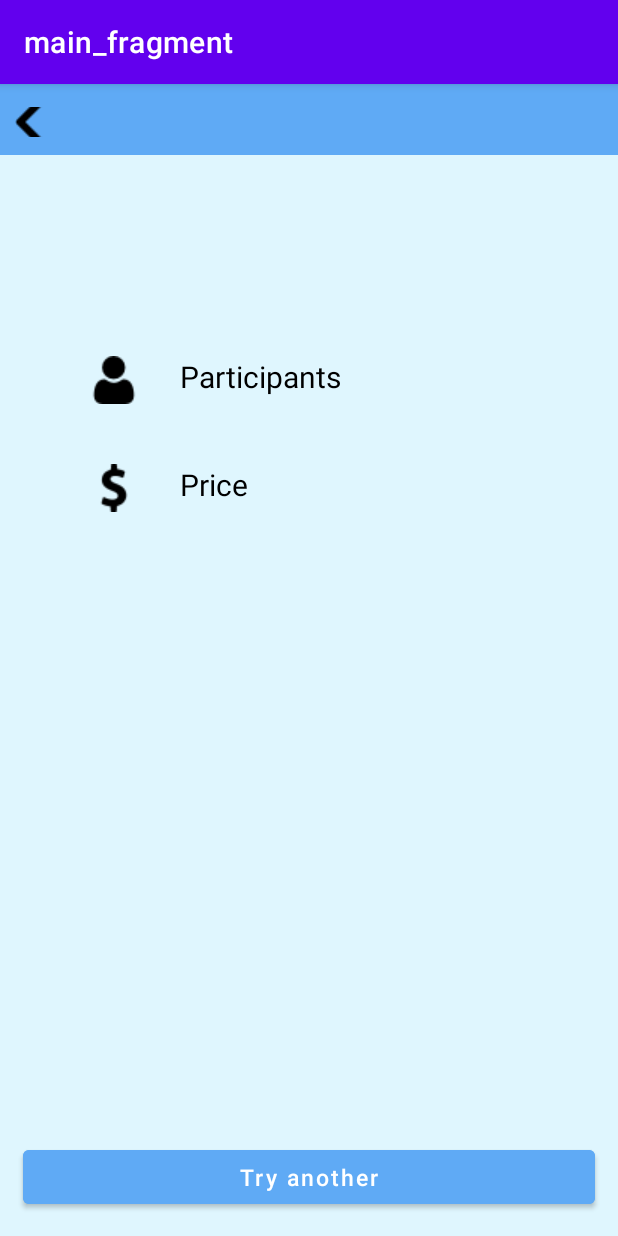
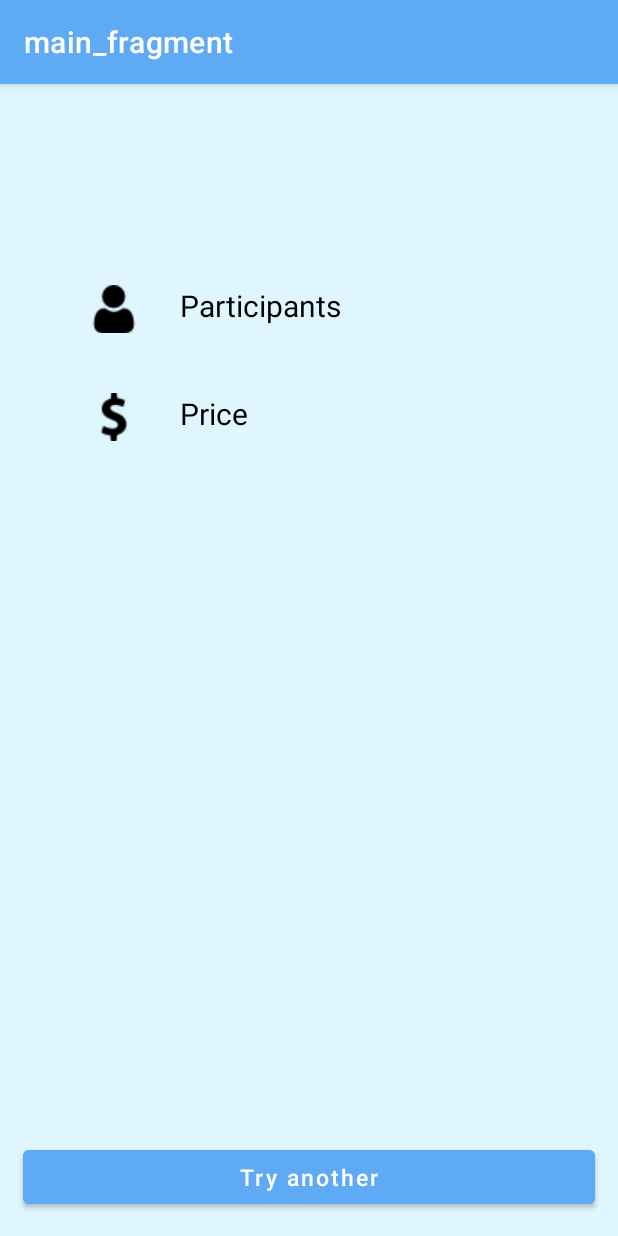
Before and after one commit to martsilva-meli/Integrador-Android, an Android app: the fragment CategoryFragment placed in its activity, on a phone screen of 412 x 824 dp. Run offline under Robolectric (Android 15) with nearby library versions, the phone set to English and light mode, and no system bars; our stand-ins replace navigation-ui; 2 statements that could not run were skipped.

Commit message:
se elimina toolbar Se agregan strings Se cambia el color del tema para el app Se agrega progresbar al diseño del fragment category

```diff
--- a/app/src/main/res/layout/fragment_category.xml
+++ b/app/src/main/res/layout/fragment_category.xml
@@ -3,18 +3,22 @@
     xmlns:tools="http://schemas.android.com/tools"
     android:layout_width="match_parent"
     android:layout_height="match_parent"
+    xmlns:app="http://schemas.android.com/apk/res-auto"
     android:background="@color/light_blue"
     tools:context=".presentations.category.CategoryFragment">
 
-    <include
-        android:id="@+id/header"
-        layout="@layout/header"/>
+    <ProgressBar
+        android:id="@+id/progress_bar"
+        android:layout_width="wrap_content"
+        android:layout_height="wrap_content"
+        android:layout_centerInParent="true"
+        android:indeterminateTint="@color/blue_header"
+        android:visibility="gone"/>
 
     <TextView
         android:id="@+id/title_category"
         android:layout_width="wrap_content"
         android:layout_height="wrap_content"
-        android:layout_below="@+id/header"
         android:layout_centerHorizontal="true"
         android:layout_marginStart="20dp"
         android:layout_marginTop="20dp"
@@ -24,7 +28,7 @@
         android:textSize="40sp"
         android:textStyle="bold"
         tools:ignore="MissingConstraints"
-        tools:text="Titulo " />
+        tools:text="Titulo" />
 
     <RelativeLayout
         android:id="@+id/relative_participants"
@@ -114,6 +118,7 @@
 
 
         <TextView
+            android:id="@+id/txt_relaxation"
             android:layout_width="wrap_content"
             android:layout_height="wrap_content"
             android:layout_marginStart="120dp"
@@ -126,10 +131,14 @@
 
 
     <Button
+        android:id="@+id/btn_try_another"
         android:layout_width="match_parent"
         android:layout_height="wrap_content"
         android:layout_alignParentBottom="true"
-        android:layout_margin="15dp"
+        android:layout_marginStart="15dp"
+        android:layout_marginTop="15dp"
+        android:layout_marginEnd="15dp"
+        android:layout_marginBottom="15dp"
         android:backgroundTint="@color/blue_header"
         android:text="@string/button"
         android:textAllCaps="false"
--- a/app/src/main/res/layout/header.xml
+++ /dev/null
@@ -1,34 +0,0 @@
-<?xml version="1.0" encoding="utf-8"?>
-<RelativeLayout
-    android:id="@+id/header_title"
-    xmlns:android="http://schemas.android.com/apk/res/android"
-    xmlns:tools="http://schemas.android.com/tools"
-    android:layout_width="match_parent"
-    android:layout_height="wrap_content"
-    android:background="@color/blue_header">
-
-    <ImageButton
-        android:layout_width="20dp"
-        android:layout_height="20dp"
-        android:background="@color/blue_header"
-        android:layout_marginTop="15dp"
-        android:layout_marginLeft="10dp"
-        android:layout_marginBottom="10dp"
-        android:src="@drawable/left_arrow"
-        tools:ignore="MissingConstraints" />
-
-    <TextView
-        android:id="@+id/title_header"
-        android:layout_width="match_parent"
-        android:layout_height="wrap_content"
-        android:layout_marginLeft="40dp"
-        android:layout_marginTop="10dp"
-        android:layout_marginBottom="10dp"
-        tools:text="Nombre Prueba"
-        android:textAlignment="center"
-        android:textColor="@color/black"
-        android:textSize="20dp"
-        android:textStyle="bold"
-        tools:ignore="MissingConstraints" />
-
-</RelativeLayout>
--- a/app/src/main/res/values/strings.xml
+++ b/app/src/main/res/values/strings.xml
@@ -8,4 +8,5 @@
     <string name="price">Price</string>
     <string name="relaxation">Relaxation</string>
     <string name="button">Try another</string>
+    <string name="label_error_api">Error al consultar Actividad</string>
 </resources>
--- a/app/src/main/res/values/themes.xml
+++ b/app/src/main/res/values/themes.xml
@@ -2,8 +2,8 @@
     <!-- Base application theme. -->
     <style name="Theme.IntegradorAndroid" parent="Theme.MaterialComponents.DayNight.DarkActionBar">
         <!-- Primary brand color. -->
-        <item name="colorPrimary">@color/purple_500</item>
-        <item name="colorPrimaryVariant">@color/purple_700</item>
+        <item name="colorPrimary">@color/blue_header</item>
+        <item name="colorPrimaryVariant">@color/blue_header</item>
         <item name="colorOnPrimary">@color/white</item>
         <!-- Secondary brand color. -->
         <item name="colorSecondary">@color/teal_200</item>
```
